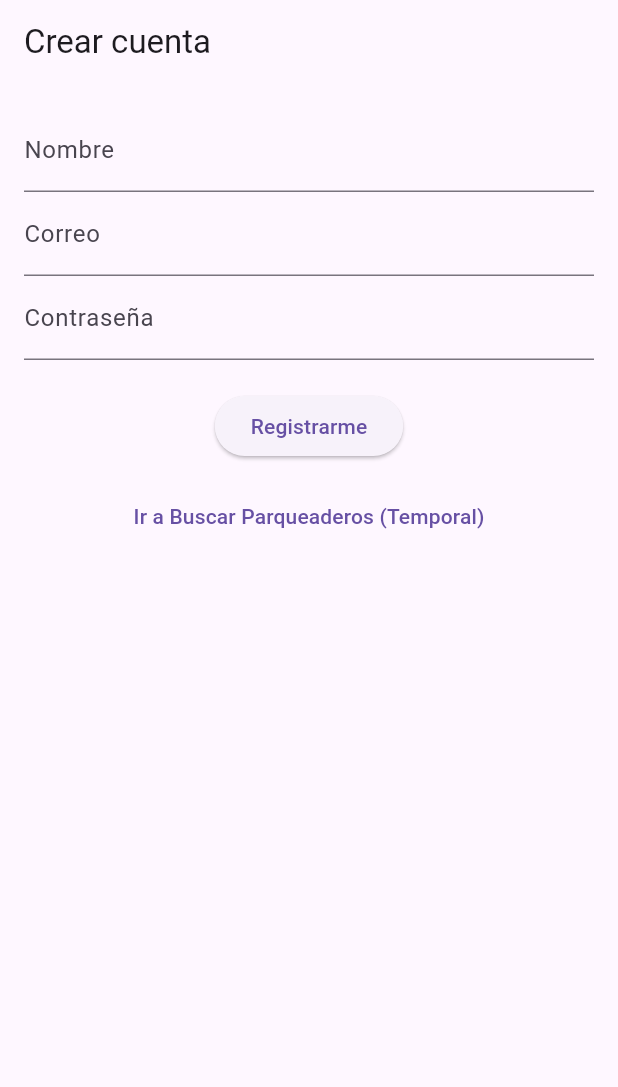
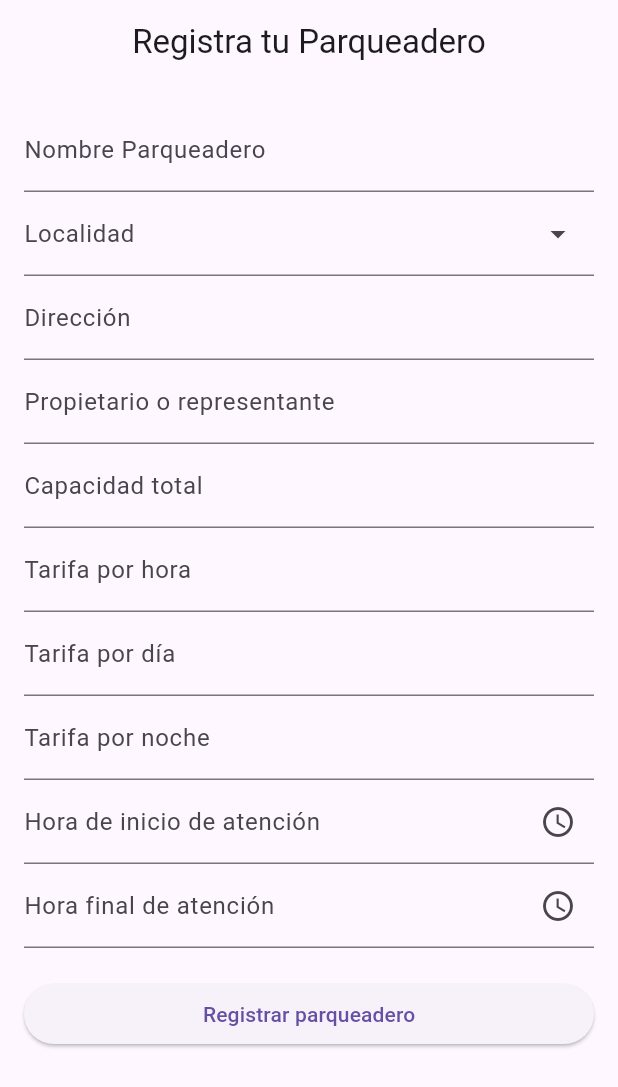
Before and after one commit to Esteban-GH39/parkfinder-app, a Flutter app: the screen it shows after launch, on a phone screen of 412 x 824 dp. Shown: the top 1087 px of the screen. Run offline on Flutter 3.47's test engine with Material 3 defaults, Android fonts, the phone set to English and light mode, and no system bars.

Commit message:
Integración de registro parqueaderos al Backend. Prueba del screen

```diff
--- a/lib/config/api_config.dart
+++ b/lib/config/api_config.dart
@@ -1,6 +1,10 @@
 class ApiConfig {
+  //DIRECIÓN BASE BACKEND
   static const String baseUrl = String.fromEnvironment(
     'API_URL',
-    defaultValue: 'http://localhost:8080/api/v1',
+    defaultValue: 'http://localhost:8860/kick',
   );
+
+  //EndPoints de parqueadero (admin)
+  static const String registrarParqueadero ='$baseUrl/parqueadero';
 }
--- a/lib/main.dart
+++ b/lib/main.dart
@@ -1,4 +1,5 @@
 import 'package:flutter/material.dart';
+import 'package:parkfinder_app/screens/admin/registrar_parqueadero_screen.dart';
 
 import 'screens/cliente/registro_screen.dart';
 
@@ -14,7 +15,7 @@ class ParkFinderApp extends StatelessWidget {
     return MaterialApp(
       title: 'ParkFinder',
       theme: ThemeData(primarySwatch: Colors.blue),
-      home: const RegistroScreen(),
+      home: const RegistroParqueaderoScreen(),
       debugShowCheckedModeBanner: false,
     );
   }
--- a/lib/models/parqueadero.dart
+++ b/lib/models/parqueadero.dart
@@ -8,8 +8,12 @@ class Parqueadero {
   final int? cuposOcupados;
   final double? tarifaHora;
   final double? tarifaDia;
+  final double? tarifaNoche;
   final double? latitud;
   final double? longitud;
+  //VARIABLES NUEVAS BASADA EN EL DTO
+  final String? horaInicio;
+  final String? horaFinal;
 
   Parqueadero({
     required this.id,
@@ -21,8 +25,12 @@ class Parqueadero {
     this.cuposOcupados,
     this.tarifaHora,
     this.tarifaDia,
+    this.tarifaNoche,
     this.latitud,
     this.longitud,
+    //VARIABLES NUEVAS BASADA EN EL DTO
+    this.horaInicio,
+    this.horaFinal,
   });
 
   factory Parqueadero.fromJson(Map<String, dynamic> json) {
@@ -36,8 +44,11 @@ class Parqueadero {
       cuposOcupados: (json['cuposOcupados'] as num?)?.toInt(),
       tarifaHora: (json['tarifaHora'] as num?)?.toDouble(),
       tarifaDia: (json['tarifaDia'] as num?)?.toDouble(),
+      tarifaNoche: (json['tarifaNoche'] as num?)?.toDouble(),
       latitud: (json['latitud'] as num?)?.toDouble(),
       longitud: (json['longitud'] as num?)?.toDouble(),
+      horaInicio: json['horaInicio'] as String? ?? '',
+      horaFinal: json['horaFinal'] as String? ?? '',
     );
   }
 
@@ -45,14 +56,35 @@ class Parqueadero {
     'nombre': nombre,
     'zona': zona,
     'direccion': direccion,
-    'representante': representante,
+    'nombrePropietario': representante,
     'capacidadTotal': capacidadTotal,
     'cuposOcupados': cuposOcupados,
     'tarifaHora': tarifaHora,
     'tarifaDia': tarifaDia,
+    'tarifaNoche': tarifaNoche,
     'latitud': latitud,
     'longitud': longitud,
+    //VARIABLES NUEVAS BASADA EN EL DTO
+    'horaInicio': horaInicio,
+    'horaFinal': horaFinal
   };
+
+  // NUEVO: body exacto del ParqueaderoDto del backend
+  Map<String, dynamic> toRegistroJson() => {
+    'nombre': nombre.trim(),
+    'direccion': direccion.trim(),
+    'zona': zona.trim(),
+    'capacidadTotal': capacidadTotal,
+    'tarifaHora': tarifaHora,
+    'tarifaDia': tarifaDia,
+    'tarifaNoche': tarifaNoche,
+    'horaInicio': _horaONull(horaInicio),
+    'horaFinal': _horaONull(horaFinal),
+    'nombrePropietario': representante.trim(),
+  };
+
+  static String? _horaONull(String? h) =>
+      (h == null || h.trim().isEmpty) ? null : h.trim();
 }
 
 /// Un renglón del historial de trazabilidad de HU-19.
--- /dev/null
+++ b/lib/screens/admin/registrar_parqueadero_screen.dart
@@ -0,0 +1,407 @@
+import 'package:flutter/material.dart';
+import 'package:flutter/services.dart';
+
+import '../../models/parqueadero.dart';
+import '../../services/api_service.dart';
+
+/// HU-18: el administrador registra un nuevo parqueadero.
+///
+/// Al registrar con éxito muestra un mensaje de confirmación y cierra la
+/// pantalla devolviendo `true`, para que la pantalla que la abrió recargue
+/// la lista.
+class RegistroParqueaderoScreen extends StatefulWidget {
+  const RegistroParqueaderoScreen({super.key, this.apiService});
+
+  /// Permite inyectar un servicio falso en las pruebas.
+  final ApiService? apiService;
+
+  @override
+  State<RegistroParqueaderoScreen> createState() =>
+      _RegistroParqueaderoScreenState();
+}
+
+class _RegistroParqueaderoScreenState extends State<RegistroParqueaderoScreen> {
+  /// Únicas zonas válidas para el registro
+  static const List<String> _localidades = [
+    'Usaquén',
+    'Chapinero',
+    'Santa Fe',
+    'San Cristóbal',
+    'Usme',
+    'Tunjuelito',
+    'Bosa',
+    'Kennedy',
+    'Fontibón',
+    'Engativá',
+    'Suba',
+    'Barrios Unidos',
+    'Teusaquillo',
+    'Los Mártires',
+    'Antonio Nariño',
+    'Puente Aranda',
+    'La Candelaria',
+    'Rafael Uribe Uribe',
+    'Ciudad Bolívar',
+  ];
+
+  final _formKey = GlobalKey<FormState>();
+
+  late final ApiService _apiService = widget.apiService ?? ApiService();
+
+  final _nombreCtrl = TextEditingController();
+  final _zonaCtrl = TextEditingController();
+  final _zonaFocus = FocusNode();
+  final _direccionCtrl = TextEditingController();
+  final _representanteCtrl = TextEditingController();
+  final _capacidadCtrl = TextEditingController();
+  final _tarifaHoraCtrl = TextEditingController();
+  final _tarifaDiaCtrl = TextEditingController();
+  final _tarifaNocheCtrl = TextEditingController();
+  final _horaInicioCtrl = TextEditingController();
+  final _horaFinalCtrl = TextEditingController();
+
+  bool _guardando = false;
+  String? _errorMensaje;
+
+  @override
+  void dispose() {
+    _nombreCtrl.dispose();
+    _zonaCtrl.dispose();
+    _zonaFocus.dispose();
+    _direccionCtrl.dispose();
+    _representanteCtrl.dispose();
+    _capacidadCtrl.dispose();
+    _tarifaHoraCtrl.dispose();
+    _tarifaDiaCtrl.dispose();
+    _tarifaNocheCtrl.dispose();
+    _horaInicioCtrl.dispose();
+    _horaFinalCtrl.dispose();
+    super.dispose();
+  }
+
+
+
+  /// Comparar usaquen con Usaquén.
+  String _normalizar(String texto) {
+    const conTilde = 'áéíóúüÁÉÍÓÚÜ';
+    const sinTilde = 'aeiouuaeiouu';
+    var resultado = texto.trim().toLowerCase();
+    for (var i = 0; i < conTilde.length; i++) {
+      resultado = resultado.replaceAll(conTilde[i], sinTilde[i]);
+    }
+    return resultado;
+  }
+
+  /// Devuelve el nombre oficial de la localidad o null si no es válida.
+  String? _localidadOficial(String texto) {
+    final buscada = _normalizar(texto);
+    if (buscada.isEmpty) return null;
+    for (final localidad in _localidades) {
+      if (_normalizar(localidad) == buscada) return localidad;
+    }
+    return null;
+  }
+
+  String? _validarLocalidad(String? valor) {
+    if (valor == null || valor.trim().isEmpty) return 'Requerido';
+    if (_localidadOficial(valor) == null) {
+      return 'Selecciona una localidad válida de Bogotá';
+    }
+    return null;
+  }
+
+  // TARIFAS
+
+  // Convierte cualquier formato numérico a double:
+  // "2500", "2500.50", "2500,50", "2.500", "2,500", "2.500,50", "2,500.50".
+  //
+  // Regla para un solo separador que aparece una vez: si tiene exactamente
+  // 3 dígitos después, se toma como separador de miles ("2.500" = 2500);
+  // en otro caso es decimal ("2.5" = 2.5, "2500,50" = 2500.5).
+  double? _parsearNumero(String texto) {
+    final t = texto.replaceAll(RegExp(r'\s'), '');
+    if (t.isEmpty || !RegExp(r'^[0-9.,]+$').hasMatch(t)) return null;
+
+    final ultimoPunto = t.lastIndexOf('.');
+    final ultimaComa = t.lastIndexOf(',');
+    String normalizado;
+
+    if (ultimoPunto != -1 && ultimaComa != -1) {
+      final decimal = ultimoPunto > ultimaComa ? '.' : ',';
+      final miles = decimal == '.' ? ',' : '.';
+      normalizado = t.replaceAll(miles, '').replaceAll(decimal, '.');
+    } else if (ultimoPunto != -1 || ultimaComa != -1) {
+      final separador = ultimoPunto != -1 ? '.' : ',';
+      final partes = t.split(separador);
+      final esMiles =
+          partes.length > 2 ||
+              (partes.last.length == 3 &&
+                  partes.first.isNotEmpty &&
+                  partes.first.length <= 3 &&
+                  partes.first != '0');
+      if (esMiles) {
+        normalizado = partes.join();
+      } else if (partes.last.isEmpty) {
+        normalizado = partes.first;
+      } else {
+        normalizado = '${partes.first}.${partes.last}';
+      }
+    } else {
+      normalizado = t;
+    }
+
+    return double.tryParse(normalizado);
+  }
+
+  String? _validarTarifa(String? valor) {
+    if (valor == null || valor.trim().isEmpty) return 'Requerido';
+    final numero = _parsearNumero(valor);
+    if (numero == null) return 'Debe ser un número válido';
+    if (numero < 0) return 'No puede ser negativo';
+    return null;
+  }
+
+  //REGISTRO
+
+  Future<void> _registrar() async {
+    if (!_formKey.currentState!.validate()) return;
+
+    setState(() {
+      _guardando = true;
+      _errorMensaje = null;
+    });
+
+    final parqueadero = Parqueadero(
+      id: 0, // el backend asigna el id
+      nombre: _nombreCtrl.text.trim(),
+      zona: _localidadOficial(_zonaCtrl.text) ?? _zonaCtrl.text.trim(),
+      direccion: _direccionCtrl.text.trim(),
+      representante: _representanteCtrl.text.trim(),
+      capacidadTotal: int.tryParse(_capacidadCtrl.text.trim()),
+      tarifaHora: _parsearNumero(_tarifaHoraCtrl.text),
+      tarifaDia: _parsearNumero(_tarifaDiaCtrl.text),
+      tarifaNoche: _parsearNumero(_tarifaNocheCtrl.text),
+      horaInicio: _horaInicioCtrl.text,
+      horaFinal: _horaFinalCtrl.text,
+    );
+
+    final resultado = await _apiService.registrarParqueadero(parqueadero);
+
+    if (!mounted) return;
+    setState(() => _guardando = false);
+
+    if (resultado['success'] == true) {
+      await showDialog<void>(
+        context: context,
+        barrierDismissible: false,
+        builder: (dialogContext) => AlertDialog(
+          icon: const Icon(Icons.check_circle, color: Colors.green, size: 48),
+          content: const Text(
+            'Registraste tu parqueadero con éxito!',
+            textAlign: TextAlign.center,
+            style: TextStyle(fontSize: 18),
+          ),
+          actionsAlignment: MainAxisAlignment.center,
+          actions: [
+            ElevatedButton(
+              onPressed: () => Navigator.pop(dialogContext),
+              child: const Text('Aceptar'),
+            ),
+          ],
+        ),
+      );
+      if (!mounted) return;
+      Navigator.pop(context, true);
+    } else {
+      setState(() => _errorMensaje = resultado['error']?.toString());
+    }
+  }
+
+  // Abre el selector de hora y escribe el resultado como "HH:mm", que es el
+  // formato que espera el LocalTime del backend.
+  Future<void> _seleccionarHora(TextEditingController ctrl) async {
+    TimeOfDay inicial = const TimeOfDay(hour: 8, minute: 0);
+    final partes = ctrl.text.split(':');
+    if (partes.length == 2) {
+      final h = int.tryParse(partes[0]);
+      final m = int.tryParse(partes[1]);
+      if (h != null && m != null) inicial = TimeOfDay(hour: h, minute: m);
+    }
+
+    final hora = await showTimePicker(context: context, initialTime: inicial);
+    if (hora == null) return;
+
+    ctrl.text =
+    '${hora.hour.toString().padLeft(2, '0')}:'
+        '${hora.minute.toString().padLeft(2, '0')}';
+  }
+
+  String? _validarRequerido(String? valor) =>
+      (valor == null || valor.trim().isEmpty) ? 'Requerido' : null;
+
+  String? _validarCapacidad(String? valor) {
+    if (valor == null || valor.trim().isEmpty) return 'Requerido';
+    final numero = int.tryParse(valor.trim());
+    if (numero == null) return 'Debe ser un número entero';
+    if (numero <= 0) return 'Debe ser mayor a 0';
+    return null;
+  }
+
+  // PANTALLA DE REGISTRO PARQUEADERO
+
+  // Campo de localidad: se puede elegir de la lista o escribir
+  Widget _campoLocalidad() {
+    return LayoutBuilder(
+      builder: (context, constraints) => RawAutocomplete<String>(
+        textEditingController: _zonaCtrl,
+        focusNode: _zonaFocus,
+        optionsBuilder: (TextEditingValue value) {
+          final consulta = _normalizar(value.text);
+          if (consulta.isEmpty) return _localidades;
+          return _localidades.where(
+                (l) => _normalizar(l).contains(consulta),
+          );
+        },
+        fieldViewBuilder: (context, controller, focusNode, onFieldSubmitted) {
+          return TextFormField(
+            controller: controller,
+            focusNode: focusNode,
+            decoration: const InputDecoration(
+              labelText: 'Localidad',
+              suffixIcon: Icon(Icons.arrow_drop_down),
+            ),
+            textCapitalization: TextCapitalization.words,
+            validator: _validarLocalidad,
+            onFieldSubmitted: (_) => onFieldSubmitted(),
+          );
+        },
+        optionsViewBuilder: (context, onSelected, options) {
+          return Align(
+            alignment: Alignment.topLeft,
+            child: Material(
+              elevation: 4,
+              child: ConstrainedBox(
+                constraints: BoxConstraints(
+                  maxHeight: 220,
+                  maxWidth: constraints.maxWidth,
+                ),
+                child: ListView.builder(
+                  padding: EdgeInsets.zero,
+                  shrinkWrap: true,
+                  itemCount: options.length,
+                  itemBuilder: (context, i) {
+                    final opcion = options.elementAt(i);
+                    return ListTile(
+                      dense: true,
+                      title: Text(opcion),
+                      onTap: () => onSelected(opcion),
+                    );
+                  },
+                ),
+              ),
+            ),
+          );
+        },
+      ),
+    );
+  }
+
+  // Campo de tarifa: acepta dígitos, puntos y comas.
+  Widget _campoTarifa(TextEditingController ctrl, String etiqueta) {
+    return TextFormField(
+      controller: ctrl,
+      decoration: InputDecoration(labelText: etiqueta),
+      keyboardType: const TextInputType.numberWithOptions(decimal: true),
+      inputFormatters: [FilteringTextInputFormatter.allow(RegExp(r'[0-9.,]'))],
+      validator: _validarTarifa,
+    );
+  }
+
+  @override
+  Widget build(BuildContext context) {
+    return Scaffold(
+      appBar: AppBar(
+        title: const Text('Registra tu Parqueadero'),
+        centerTitle: true,
+      ),
+      body: SingleChildScrollView(
+        padding: const EdgeInsets.all(16),
+        child: Form(
+          key: _formKey,
+          child: Column(
+            crossAxisAlignment: CrossAxisAlignment.stretch,
+            children: [
+              TextFormField(
+                controller: _nombreCtrl,
+                decoration: const InputDecoration(
+                  labelText: 'Nombre Parqueadero',
+                ),
+                textCapitalization: TextCapitalization.words,
+                validator: _validarRequerido,
+              ),
+              _campoLocalidad(),
+              TextFormField(
+                controller: _direccionCtrl,
+                decoration: const InputDecoration(labelText: 'Dirección'),
+                validator: _validarRequerido,
+              ),
+              TextFormField(
+                controller: _representanteCtrl,
+                decoration: const InputDecoration(
+                  labelText: 'Propietario o representante',
+                ),
+                textCapitalization: TextCapitalization.words,
+                validator: _validarRequerido,
+              ),
+              TextFormField(
+                controller: _capacidadCtrl,
+                decoration: const InputDecoration(labelText: 'Capacidad total'),
+                keyboardType: TextInputType.number,
+                inputFormatters: [FilteringTextInputFormatter.digitsOnly],
+                validator: _validarCapacidad,
+              ),
+              _campoTarifa(_tarifaHoraCtrl, 'Tarifa por hora'),
+              _campoTarifa(_tarifaDiaCtrl, 'Tarifa por día'),
+              _campoTarifa(_tarifaNocheCtrl, 'Tarifa por noche'),
+              TextFormField(
+                controller: _horaInicioCtrl,
+                decoration: const InputDecoration(
+                  labelText: 'Hora de inicio de atención',
+                  suffixIcon: Icon(Icons.access_time),
+                ),
+                readOnly: true,
+                onTap: () => _seleccionarHora(_horaInicioCtrl),
+                validator: _validarRequerido,
+              ),
+              TextFormField(
+                controller: _horaFinalCtrl,
+                decoration: const InputDecoration(
+                  labelText: 'Hora final de atención',
+                  suffixIcon: Icon(Icons.access_time),
+                ),
+                readOnly: true,
+                onTap: () => _seleccionarHora(_horaFinalCtrl),
+                validator: _validarRequerido,
+              ),
+              const SizedBox(height: 20),
+              if (_errorMensaje != null)
+                Padding(
+                  padding: const EdgeInsets.only(bottom: 12),
+                  child: Text(
+                    _errorMensaje!,
+                    style: const TextStyle(color: Colors.red),
+                  ),
+                ),
+              _guardando
+                  ? const Center(child: CircularProgressIndicator())
+                  : ElevatedButton(
+                onPressed: _registrar,
+                child: const Text('Registrar parqueadero'),
+              ),
+            ],
+          ),
+        ),
+      ),
+    );
+  }
+}
```
Also changed, not shown: lib/services/api_service.dart (+70 -0 lines), lib/services/parqueadero_service.dart (added, +31 -0 lines), 2 other files.
